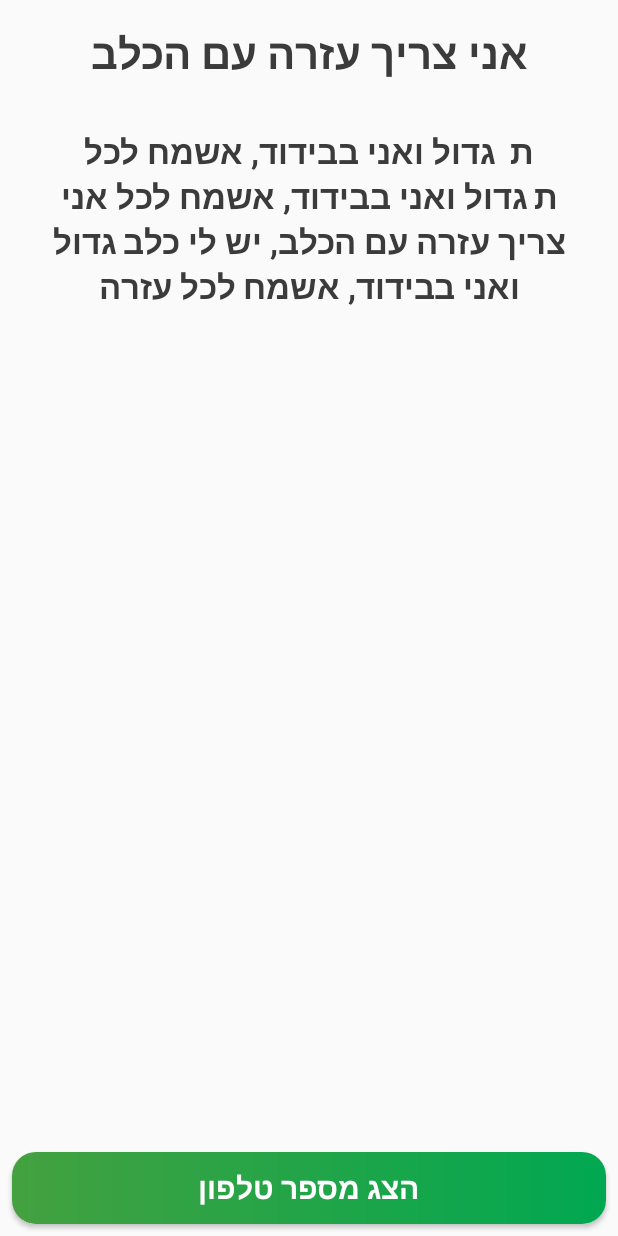
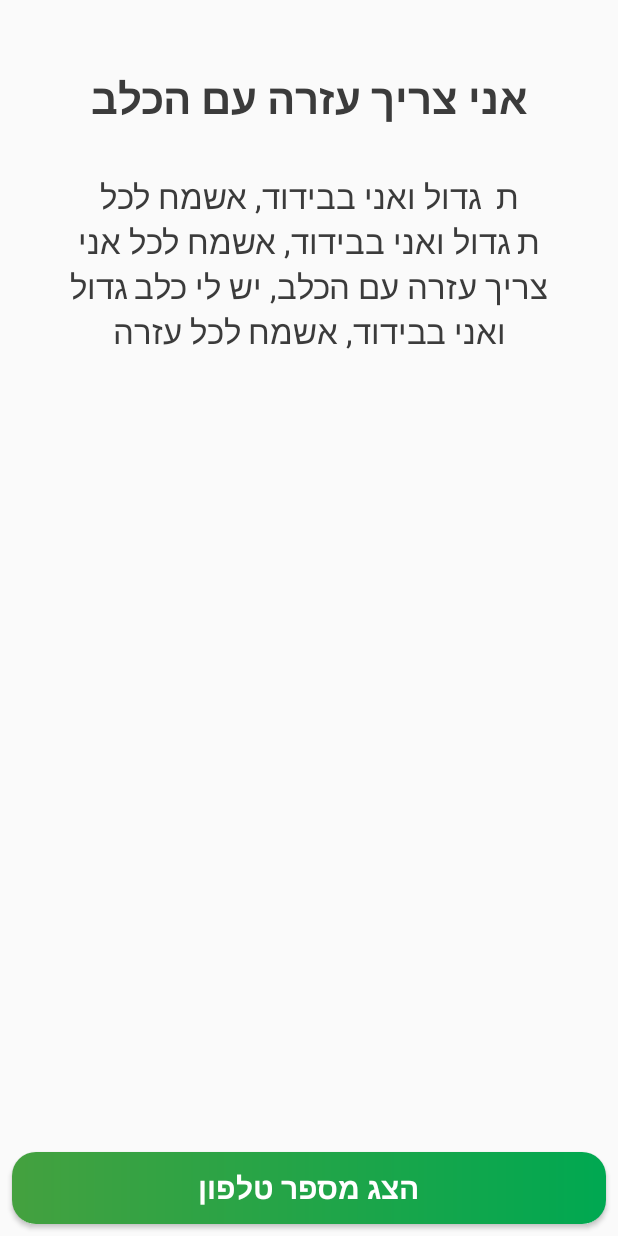
Before and after one commit to hofitMizrahi/BDude, an Android app: the layout activity_request_details.xml on its own in the app's theme, with its tools: preview values and no code run, on a phone screen of 412 x 824 dp. Run offline under Robolectric (Android 15) with nearby library versions, the phone set to English and light mode, and no system bars.

Commit message:
start with request details screen and show phone number

```diff
--- a/app/src/main/java/com/edudb/bdude/db/modules/HelpRequest.java
+++ b/app/src/main/java/com/edudb/bdude/db/modules/HelpRequest.java
@@ -148,9 +148,9 @@ public class HelpRequest implements Parcelable {
         double lat = in.readDouble();
         double lng = in.readDouble();
         address_coords = new GeoPoint(lat, lng);
-        this.id = in.readString();
         this.address_text = in.readString();
         this.body =  in.readString();
+        this.id = in.readString();
         this.title =  in.readString();
         this.user_ID =  in.readString();
         this.user_avatar =  in.readString();
--- a/app/src/main/java/com/edudb/bdude/ui/flow/lobby/request_details/view/RequestDetailsActivity.java
+++ b/app/src/main/java/com/edudb/bdude/ui/flow/lobby/request_details/view/RequestDetailsActivity.java
@@ -1,6 +1,7 @@
 package com.edudb.bdude.ui.flow.lobby.request_details.view;
 
 import android.widget.Button;
+import android.widget.TextView;
 
 import com.edudb.bdude.R;
 import com.edudb.bdude.application.BDudeApplication;
@@ -26,6 +27,12 @@ public class RequestDetailsActivity extends BaseActivity implements RequestDetai
 
     @Inject
     HelpRequest mRequestDetailsObj;
+
+    @BindView(R.id.title)
+    TextView mTitleTxt;
+
+    @BindView(R.id.body)
+    TextView mBodyTxt;
 
     @BindView(R.id.show_phone)
     Button mNumberBtn;
@@ -60,6 +67,7 @@ public class RequestDetailsActivity extends BaseActivity implements RequestDetai
 
     @Override
     public void initViews() {
-
+        mTitleTxt.setText(mRequestDetailsObj.getTitle());
+        mBodyTxt.setText(mRequestDetailsObj.getBody());
     }
 }
--- a/app/src/main/res/layout/activity_request_details.xml
+++ b/app/src/main/res/layout/activity_request_details.xml
@@ -7,25 +7,30 @@
 
     <ScrollView
         android:layout_width="match_parent"
-        android:layout_height="wrap_content">
+        android:layout_height="0dp"
+        app:layout_constraintBottom_toTopOf="@+id/show_phone"
+        app:layout_constraintTop_toTopOf="parent">
 
         <LinearLayout
-            app:layout_constraintTop_toTopOf="parent"
             android:id="@+id/title_container"
+            android:layout_width="match_parent"
+            android:layout_height="wrap_content"
             android:orientation="vertical"
-            android:layout_width="match_parent"
-            android:layout_height="wrap_content">
+            app:layout_constraintTop_toTopOf="parent">
 
             <TextView
                 android:id="@+id/title"
+                android:layout_marginTop="30dp"
+                android:layout_marginStart="16dp"
+                android:layout_marginEnd="16dp"
                 android:layout_width="match_parent"
                 android:layout_height="wrap_content"
                 android:gravity="center"
                 android:padding="16dp"
-                tools:text="אני צריך עזרה עם הכלב"
                 android:textColor="@color/colorDark"
                 android:textSize="28sp"
-                android:textStyle="bold" />
+                android:textStyle="bold"
+                tools:text="אני צריך עזרה עם הכלב" />
 
             <TextView
                 android:id="@+id/body"
@@ -33,11 +38,12 @@
                 android:layout_height="wrap_content"
                 android:gravity="center"
                 android:padding="16dp"
-                tools:text="ת  גדול ואני בבידוד, אשמח לכל
-            ת גדול ואני בבידוד, אשמח לכל אני צריך עזרה עם הכלב, יש לי כלב גדול ואני בבידוד, אשמח לכל עזרה"
+                android:layout_marginStart="16dp"
+                android:layout_marginEnd="16dp"
                 android:textColor="@color/colorDark"
                 android:textSize="22sp"
-                android:textStyle="bold" />
+                tools:text="ת  גדול ואני בבידוד, אשמח לכל
+            ת גדול ואני בבידוד, אשמח לכל אני צריך עזרה עם הכלב, יש לי כלב גדול ואני בבידוד, אשמח לכל עזרה" />
 
         </LinearLayout>
 
```
